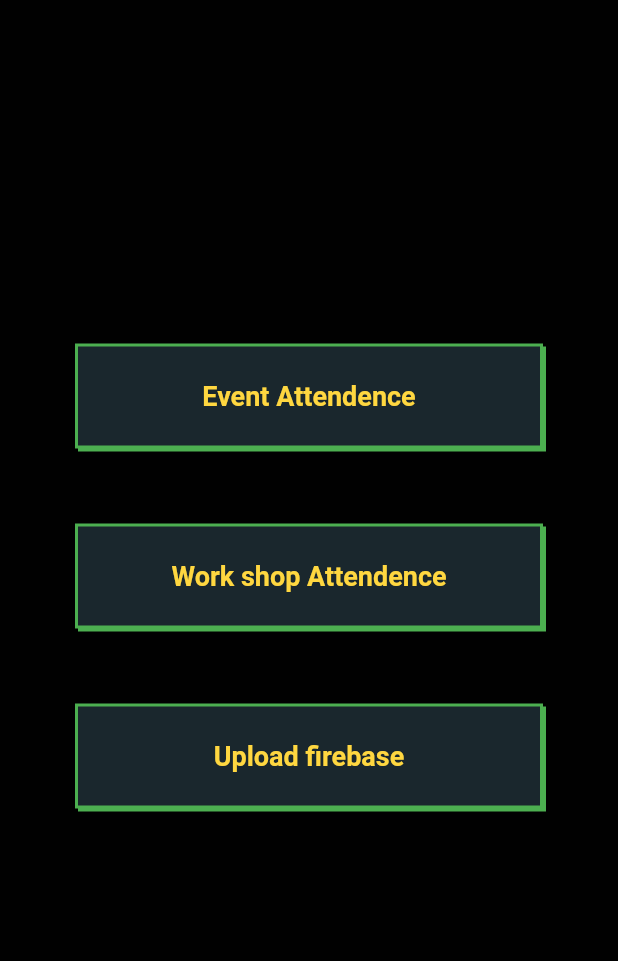
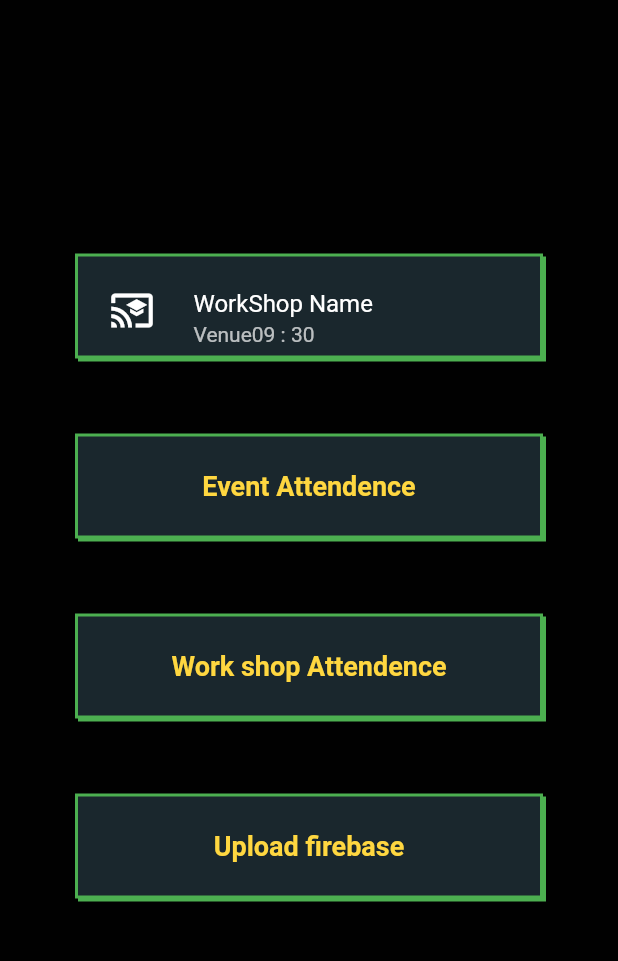
Before and after one commit to sreenath-kp/IEDC-Summit23-Admin, a Flutter app: the screen it shows after launch, on a phone screen of 412 x 824 dp, the part 84-1045 px from its top. Run offline on Flutter 3.47's test engine with Material 2 defaults, Android fonts, the phone set to English and light mode, and no system bars; our stand-ins replace cloud_firestore, firebase_core, flutter_riverpod; missing offline and left inert: mobile_scanner; accounts and stored records are empty.

Commit message:
workshop tile with out styling

```diff
--- a/lib/components/workshop_tile.dart
+++ b/lib/components/workshop_tile.dart
@@ -1,20 +1,40 @@
 import 'package:flutter/material.dart';
 import 'package:flutter_riverpod/flutter_riverpod.dart';
+import 'package:summit_admin_app/theme/pallete.dart';
 
 class WorkshopTile extends ConsumerWidget {
   const WorkshopTile({super.key});
 
   @override
   Widget build(BuildContext context, WidgetRef ref) {
-    return ListTile(
-      leading: const Icon(
-        Icons.cast_for_education,
-        size: 10,
+    return Container(
+      margin: const EdgeInsets.symmetric(horizontal: 30),
+      width: double.infinity,
+      height: 70,
+      padding: const EdgeInsets.symmetric(horizontal: 5, vertical: 5),
+      decoration: BoxDecoration(
+        color: Pallete.greyColor,
+        border: Border.all(
+          color: Colors.green,
+          width: 2,
+        ),
+        boxShadow: const <BoxShadow>[
+          BoxShadow(color: Colors.green, offset: Offset(2, 2))
+        ],
       ),
-      title: Column(
-        children: [
-          Text("WorkShop Name"),
-        ],
+      child: const ListTile(
+        leading: Icon(
+          Icons.cast_for_education,
+          size: 30,
+        ),
+        title: Text("WorkShop Name"),
+        subtitle: Row(
+          crossAxisAlignment: CrossAxisAlignment.start,
+          children: [
+            Text("Venue"),
+            Text("09 : 30"),
+          ],
+        ),
       ),
     );
   }
--- a/lib/screens/home_screen.dart
+++ b/lib/screens/home_screen.dart
@@ -1,6 +1,7 @@
 import 'package:flutter/material.dart';
 import 'package:flutter_riverpod/flutter_riverpod.dart';
 import 'package:summit_admin_app/components/home_button.dart';
+import 'package:summit_admin_app/components/workshop_tile.dart';
 import 'package:summit_admin_app/providers/firebase_providers.dart';
 import 'package:summit_admin_app/respository/townscript_repo.dart';
 
@@ -27,6 +28,10 @@ class _HomeScreenState extends ConsumerState<HomeScreen> {
           crossAxisAlignment: CrossAxisAlignment.center,
           mainAxisSize: MainAxisSize.max,
           children: [
+            WorkshopTile(),
+            const SizedBox(
+              height: 50,
+            ),
             HomeButton(
               title: "Event Attendence",
               func: () {
```
